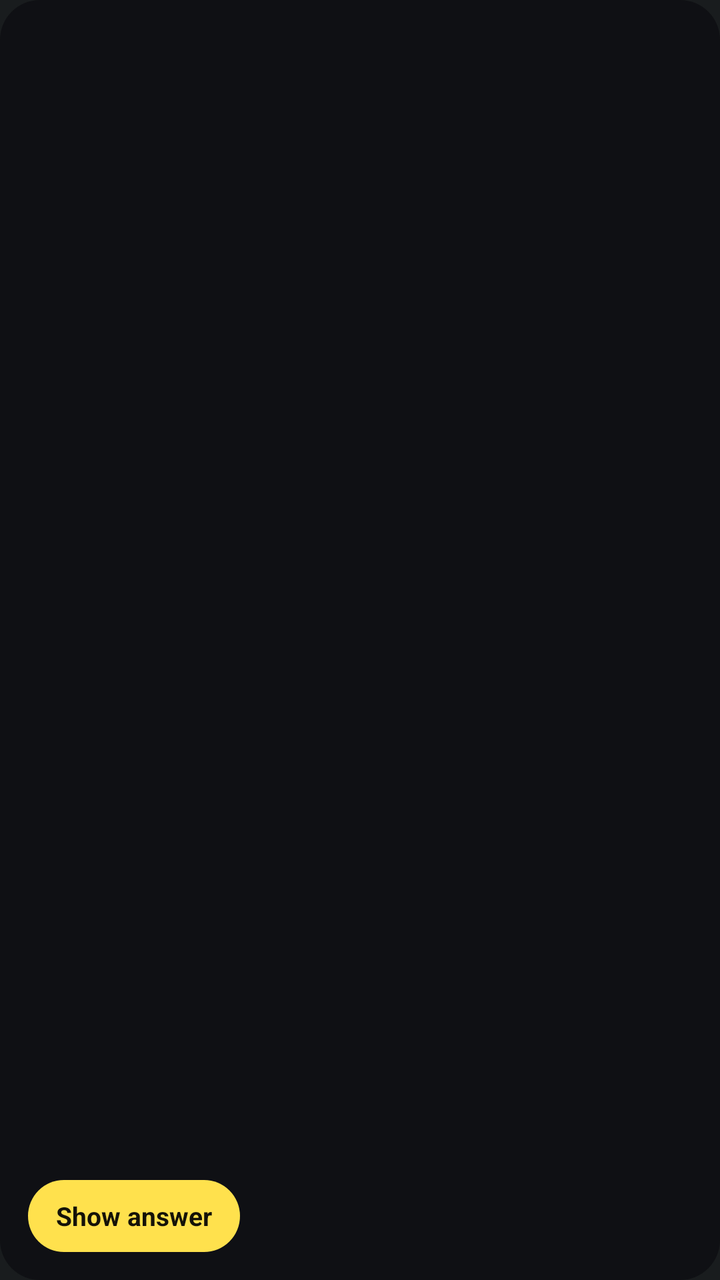
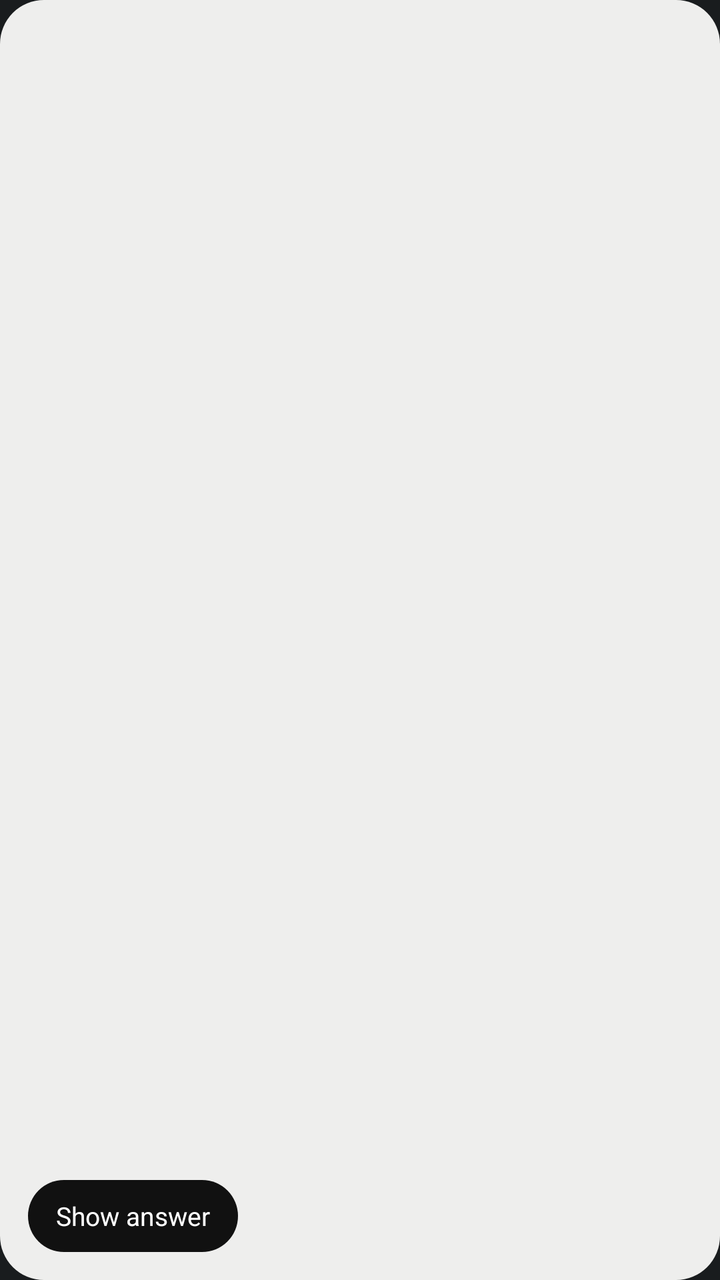

Compare the two renders of this Android layout. The source of the first and the diff that turns it into the second are given below.
<!-- AndroidManifest.xml: application theme android:Theme.DeviceDefault.NoActionBar -->
<!-- res/layout/card_widget.xml -->
<?xml version="1.0" encoding="utf-8"?>
<LinearLayout xmlns:android="http://schemas.android.com/apk/res/android"
    android:id="@+id/widget"
    android:layout_width="match_parent"
    android:layout_height="match_parent"
    android:background="@drawable/widget_bg"
    android:orientation="vertical"
    android:padding="14dp">

    <TextView
        android:id="@+id/deck"
        android:layout_width="match_parent"
        android:layout_height="wrap_content"
        android:singleLine="true"
        android:ellipsize="end"
        android:textColor="#FF9C9CA9"
        android:textSize="11sp"
        android:textStyle="bold" />

    <TextView
        android:id="@+id/question"
        android:layout_width="match_parent"
        android:layout_height="0dp"
        android:layout_weight="1"
        android:layout_marginTop="4dp"
        android:ellipsize="end"
        android:maxLines="4"
        android:textColor="#FFECEBE6"
        android:textSize="16sp"
        android:textStyle="bold" />

    <TextView
        android:id="@+id/answer"
        android:layout_width="match_parent"
        android:layout_height="wrap_content"
        android:layout_marginTop="4dp"
        android:ellipsize="end"
        android:maxLines="3"
        android:textColor="#FFFFE14D"
        android:textSize="14sp"
        android:visibility="gone" />

    <LinearLayout
        android:layout_width="match_parent"
        android:layout_height="wrap_content"
        android:layout_marginTop="8dp"
        android:orientation="horizontal">

        <TextView android:id="@+id/reveal" style="@style/WidgetButton.Main" android:text="@string/widget_reveal" />
        <TextView android:id="@+id/knew" style="@style/WidgetButton.Main" android:text="@string/widget_knew" android:visibility="gone" />
        <TextView android:id="@+id/again" style="@style/WidgetButton" android:text="@string/widget_again" android:visibility="gone" />
        <TextView android:id="@+id/open" style="@style/WidgetButton" android:text="@string/widget_open" android:visibility="gone" />
    </LinearLayout>
</LinearLayout>
<!-- resources referenced by this layout -->
<resources>
  <!-- drawable widget_bg (drawable) -->
  <?xml version="1.0" encoding="utf-8"?>
  <shape xmlns:android="http://schemas.android.com/apk/res/android" android:shape="rectangle">
      <solid android:color="#F20F1014" />
      <corners android:radius="20dp" />
  </shape>
  <string name="widget_again">Again</string>
  <string name="widget_knew">Knew it</string>
  <string name="widget_open">Open Reelcards</string>
  <string name="widget_reveal">Show answer</string>
  <style name="WidgetButton">
          <item name="android:layout_width">wrap_content</item>
          <item name="android:layout_height">36dp</item>
          <item name="android:layout_marginEnd">6dp</item>
          <item name="android:gravity">center</item>
          <item name="android:paddingStart">14dp</item>
          <item name="android:paddingEnd">14dp</item>
          <item name="android:background">@drawable/widget_button</item>
          <item name="android:textColor">#FFECEBE6</item>
          <item name="android:textSize">13sp</item>
          <item name="android:textStyle">bold</item>
      </style>
  <style name="WidgetButton.Main">
          <item name="android:background">@drawable/widget_button_main</item>
          <item name="android:textColor">#FF141208</item>
      </style>
  <!-- drawable widget_button (drawable) -->
  <?xml version="1.0" encoding="utf-8"?>
  <shape xmlns:android="http://schemas.android.com/apk/res/android" android:shape="rectangle">
      <solid android:color="#FF2A2A30" />
      <corners android:radius="99dp" />
  </shape>
  <!-- drawable widget_button_main (drawable) -->
  <?xml version="1.0" encoding="utf-8"?>
  <shape xmlns:android="http://schemas.android.com/apk/res/android" android:shape="rectangle">
      <solid android:color="#FFFFE14D" />
      <corners android:radius="99dp" />
  </shape>
</resources>

<!-- the commit's change to res/layout/card_widget.xml (unified diff, before → after) -->
@@ -13,9 +13,8 @@
         android:layout_height="wrap_content"
         android:singleLine="true"
         android:ellipsize="end"
-        android:textColor="#FF9C9CA9"
-        android:textSize="11sp"
-        android:textStyle="bold" />
+        android:textColor="@color/widget_muted"
+        android:textSize="12sp" />
 
     <TextView
         android:id="@+id/question"
@@ -25,8 +24,8 @@
         android:layout_marginTop="4dp"
         android:ellipsize="end"
         android:maxLines="4"
-        android:textColor="#FFECEBE6"
-        android:textSize="16sp"
+        android:textColor="@color/widget_text"
+        android:textSize="17sp"
         android:textStyle="bold" />
 
     <TextView
@@ -36,7 +35,7 @@
         android:layout_marginTop="4dp"
         android:ellipsize="end"
         android:maxLines="3"
-        android:textColor="#FFFFE14D"
+        android:textColor="@color/widget_text"
         android:textSize="14sp"
         android:visibility="gone" />
 
<!-- resource entries referenced after the edit -->
@@ -1,10 +1,12 @@
 <!-- resources referenced by this layout -->
 <resources>
+  <color name="widget_muted">#FF8A8A85</color>
+  <color name="widget_text">#FF111111</color>
   <!-- drawable widget_bg (drawable) -->
   <?xml version="1.0" encoding="utf-8"?>
   <shape xmlns:android="http://schemas.android.com/apk/res/android" android:shape="rectangle">
-      <solid android:color="#F20F1014" />
-      <corners android:radius="20dp" />
+      <solid android:color="@color/widget_bg" />
+      <corners android:radius="22dp" />
   </shape>
   <string name="widget_again">Again</string>
   <string name="widget_knew">Knew it</string>
@@ -18,25 +20,29 @@
           <item name="android:paddingStart">14dp</item>
           <item name="android:paddingEnd">14dp</item>
           <item name="android:background">@drawable/widget_button</item>
-          <item name="android:textColor">#FFECEBE6</item>
+          <item name="android:textColor">@color/widget_text</item>
           <item name="android:textSize">13sp</item>
-          <item name="android:textStyle">bold</item>
+          <item name="android:textStyle">normal</item>
       </style>
   <style name="WidgetButton.Main">
           <item name="android:background">@drawable/widget_button_main</item>
-          <item name="android:textColor">#FF141208</item>
+          <item name="android:textColor">@color/widget_on_ink</item>
       </style>
+  <color name="widget_bg">#F2FAFAF8</color>
   <!-- drawable widget_button (drawable) -->
   <?xml version="1.0" encoding="utf-8"?>
   <shape xmlns:android="http://schemas.android.com/apk/res/android" android:shape="rectangle">
-      <solid android:color="#FF2A2A30" />
+      <solid android:color="@color/widget_panel" />
       <corners android:radius="99dp" />
   </shape>
   <!-- drawable widget_button_main (drawable) -->
   <?xml version="1.0" encoding="utf-8"?>
   <shape xmlns:android="http://schemas.android.com/apk/res/android" android:shape="rectangle">
-      <solid android:color="#FFFFE14D" />
+      <solid android:color="@color/widget_ink" />
       <corners android:radius="99dp" />
   </shape>
+  <color name="widget_on_ink">#FFFFFFFF</color>
+  <color name="widget_panel">#FFF2F2EF</color>
+  <color name="widget_ink">#FF111111</color>
 </resources>
 
